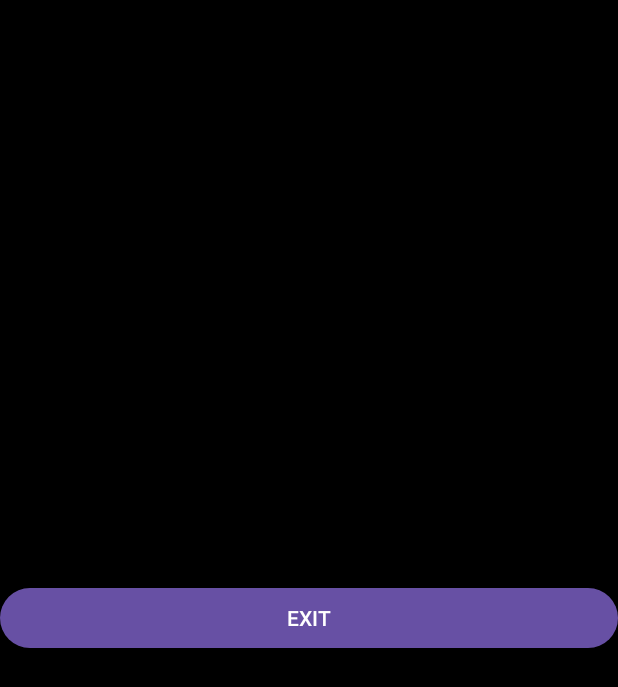
After one commit to Ferorg/DuoFynnu, an Android app: the fragment ProfileFragmentView placed in its activity, on a phone screen of 412 x 824 dp. The commit adds this screen. Shown: the top 687 px of the screen. Run offline under Robolectric (Android 15) with nearby library versions, the phone set to English and light mode, and no system bars; our stand-ins replace Dagger/Hilt's generated code.

Commit message:
commit 7:create signIn

```diff
--- a/app/build.gradle.kts
+++ b/app/build.gradle.kts
@@ -59,6 +59,9 @@ dependencies {
     implementation("com.squareup.retrofit2:converter-gson:2.9.0")
     implementation("com.squareup.okhttp3:logging-interceptor:4.12.0")
     implementation("com.google.firebase:firebase-auth:22.3.1")
+    implementation(libs.androidx.activity)
+    implementation(libs.androidx.legacy.support.v4)
+    implementation(libs.androidx.fragment.ktx)
 
     testImplementation("junit:junit:4.13.2")
     androidTestImplementation("androidx.test.ext:junit:1.1.5")
--- a/app/src/main/AndroidManifest.xml
+++ b/app/src/main/AndroidManifest.xml
@@ -1,6 +1,7 @@
 <?xml version="1.0" encoding="utf-8"?>
 <manifest xmlns:android="http://schemas.android.com/apk/res/android"
     xmlns:tools="http://schemas.android.com/tools">
+
     <uses-permission android:name="android.permission.ACCESS_NETWORK_STATE" />
     <uses-permission android:name="android.permission.INTERNET" />
 
@@ -16,11 +17,14 @@
         android:theme="@style/Theme.DuoFynnu"
         tools:targetApi="31">
         <activity
+            android:name=".presentation.homepage.HomePageActivity"
+            android:exported="false" />
+        <activity
             android:name=".presentation.sign.AuthorizationView"
             android:exported="false" />
         <activity
             android:name=".presentation.splash.SplashView"
-            android:exported="true" >
+            android:exported="true">
             <intent-filter>
                 <action android:name="android.intent.action.MAIN" />
 
--- /dev/null
+++ b/app/src/main/java/com/example/duofynnu/presentation/homepage/HomePageActivity.kt
@@ -0,0 +1,23 @@
+package com.example.duofynnu.presentation.homepage
+
+import android.os.Bundle
+import androidx.activity.enableEdgeToEdge
+import androidx.appcompat.app.AppCompatActivity
+import androidx.core.view.ViewCompat
+import androidx.core.view.WindowInsetsCompat
+import com.example.duofynnu.R
+import dagger.hilt.android.AndroidEntryPoint
+
+@AndroidEntryPoint
+class HomePageActivity : AppCompatActivity() {
+    override fun onCreate(savedInstanceState: Bundle?) {
+        super.onCreate(savedInstanceState)
+        enableEdgeToEdge()
+        setContentView(R.layout.activity_home_page)
+        ViewCompat.setOnApplyWindowInsetsListener(findViewById(R.id.main)) { v, insets ->
+            val systemBars = insets.getInsets(WindowInsetsCompat.Type.systemBars())
+            v.setPadding(systemBars.left, systemBars.top, systemBars.right, systemBars.bottom)
+            insets
+        }
+    }
+}
--- /dev/null
+++ b/app/src/main/java/com/example/duofynnu/presentation/homepage/profile/ProfileFragmentView.kt
@@ -0,0 +1,30 @@
+package com.example.duofynnu.presentation.homepage.profile
+
+import android.os.Bundle
+import androidx.fragment.app.Fragment
+import android.view.LayoutInflater
+import android.view.View
+import android.view.ViewGroup
+import com.example.duofynnu.databinding.FragmentProfileViewBinding
+import dagger.hilt.android.AndroidEntryPoint
+
+@AndroidEntryPoint
+class ProfileFragmentView : Fragment() {
+    private var _profileViewBinding:FragmentProfileViewBinding?=null
+    private val profileViewBinding get() = _profileViewBinding!!
+
+    override fun onCreateView(
+        inflater: LayoutInflater, container: ViewGroup?,
+        savedInstanceState: Bundle?
+    ): View {
+        _profileViewBinding=FragmentProfileViewBinding.inflate(layoutInflater)
+        val view=profileViewBinding.root
+        return view
+    }
+
+    override fun onDestroy() {
+        _profileViewBinding=null
+        super.onDestroy()
+    }
+
+}
--- /dev/null
+++ b/app/src/main/res/layout/activity_home_page.xml
@@ -0,0 +1,15 @@
+<?xml version="1.0" encoding="utf-8"?>
+<androidx.constraintlayout.widget.ConstraintLayout xmlns:android="http://schemas.android.com/apk/res/android"
+    xmlns:app="http://schemas.android.com/apk/res-auto"
+    xmlns:tools="http://schemas.android.com/tools"
+    android:id="@+id/main"
+    android:layout_width="match_parent"
+    android:layout_height="match_parent"
+    tools:context=".presentation.homepage.HomePageActivity">
+
+    <androidx.fragment.app.FragmentContainerView
+        android:id="@+id/nav_host_fragment"
+        android:layout_width="match_parent"
+        android:layout_height="match_parent"
+        app:navGraph="@navigation/navigation_homepage" />
+</androidx.constraintlayout.widget.ConstraintLayout>
--- /dev/null
+++ b/app/src/main/res/layout/fragment_profile_view.xml
@@ -0,0 +1,16 @@
+<?xml version="1.0" encoding="utf-8"?>
+<FrameLayout xmlns:android="http://schemas.android.com/apk/res/android"
+    xmlns:tools="http://schemas.android.com/tools"
+    android:layout_width="match_parent"
+    android:layout_height="match_parent"
+    tools:context=".presentation.homepage.profile.ProfileFragmentView">
+
+<Button
+    android:id="@+id/exitButton"
+    android:layout_gravity="center"
+    android:layout_width="match_parent"
+    android:layout_height="wrap_content"
+    android:text="EXIT"/>
+
+
+</FrameLayout>
--- /dev/null
+++ b/app/src/main/res/navigation/navigation_homepage.xml
@@ -0,0 +1,20 @@
+<?xml version="1.0" encoding="utf-8"?>
+<navigation xmlns:android="http://schemas.android.com/apk/res/android"
+    xmlns:app="http://schemas.android.com/apk/res-auto"
+    xmlns:tools="http://schemas.android.com/tools"
+    android:id="@+id/navigation_homepage"
+    app:startDestination="@id/profileFragment">
+    <fragment
+        android:id="@+id/profileFragment"
+        android:name="com.example.duofynnu.presentation.homepage.profile.ProfileFragmentView"
+        android:label="fragment_profile_view"
+        tools:layout="@layout/fragment_profile_view">
+        <action
+            android:id="@+id/exit_to_sign_in_view"
+            app:destination="@id/signInView" />
+
+    </fragment>
+    <activity android:id="@+id/signInView"
+        android:name="com.example.duofynnu.presentation.sign.AuthorizationView"
+        tools:layout="@layout/activity_authorization_view"/>
+</navigation>
```
Also changed, not shown: app/src/main/java/com/example/duofynnu/presentation/homepage/profile/ProfileFragmentViewModel.kt (added, +14 -0 lines), app/src/main/java/com/example/duofynnu/presentation/sign/in/SignInView.kt (+69 -4 lines), app/src/main/res/navigation/navigation_authorization.xml (+5 -2 lines), gradle/libs.versions.toml (+8 -0 lines).
